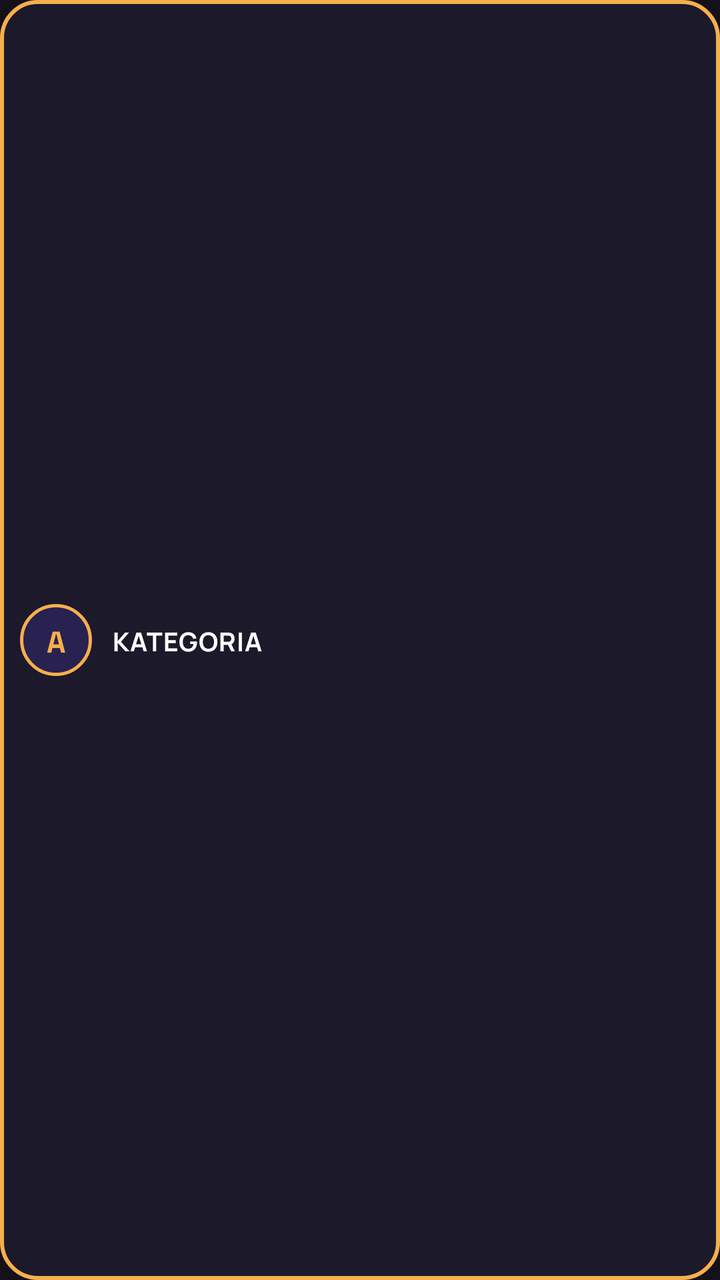
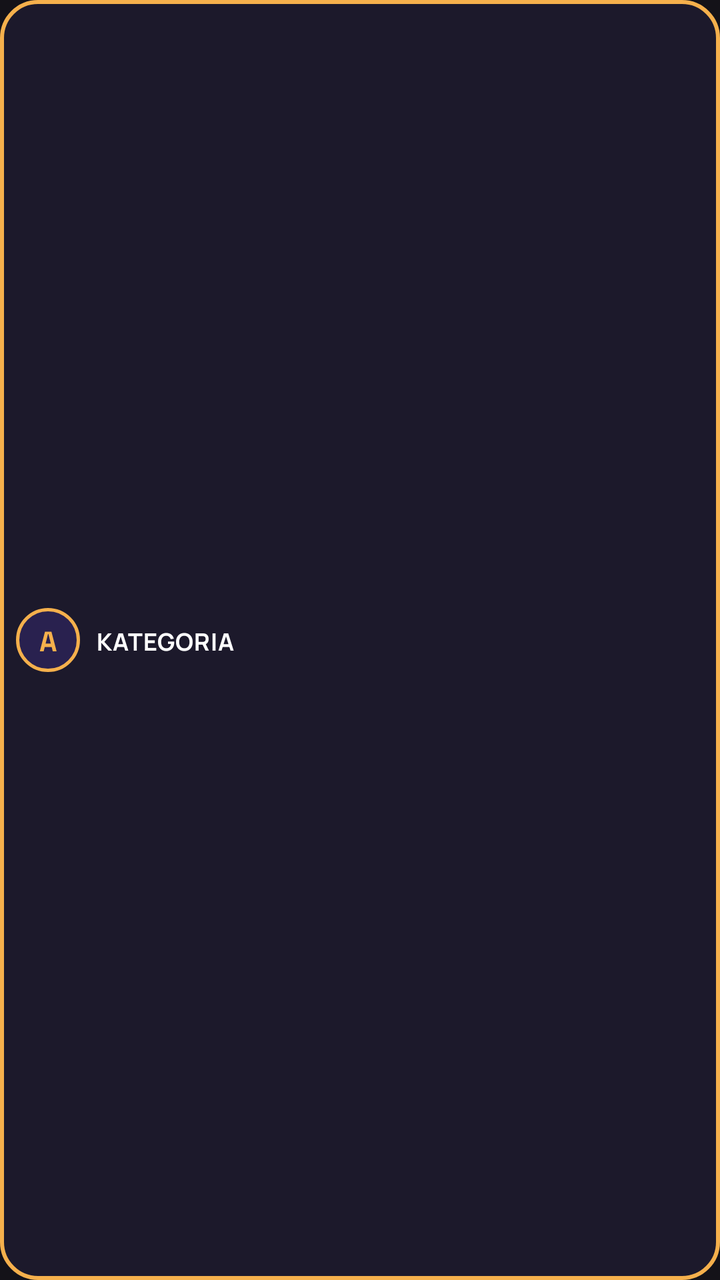

Two renders of the same Android screen: before a commit and after it. Below are the layout's source before the change and the commit's diff.
<!-- AndroidManifest.xml: application theme Theme.QuizApp -->
<!-- res/layout/item_category.xml -->
<?xml version="1.0" encoding="utf-8"?>
<LinearLayout xmlns:android="http://schemas.android.com/apk/res/android"
    android:layout_width="match_parent"
    android:layout_height="wrap_content"
    android:minHeight="60dp"
    android:orientation="horizontal"
    android:gravity="center_vertical"
    android:padding="10dp"
    android:background="@drawable/category_item_bg"
    android:clickable="true"
    android:focusable="true"
    android:elevation="6dp">

    <TextView
        android:id="@+id/tvMonogram"
        android:layout_width="36dp"
        android:layout_height="36dp"
        android:gravity="center"
        android:text="A"
        android:fontFamily="@font/space_grotesk_bold"
        android:textColor="#F5B04C"
        android:textSize="15sp"
        android:background="@drawable/monogram_bg"/>

    <TextView
        android:id="@+id/tvCategoryName"
        android:layout_width="0dp"
        android:layout_height="wrap_content"
        android:layout_weight="1"
        android:layout_marginStart="10dp"
        android:text="KATEGORIA"
        android:fontFamily="@font/manrope_bold"
        android:textColor="#FFFFFF"
        android:textSize="13sp"
        android:letterSpacing="0.03"
        android:maxLines="2"
        android:ellipsize="end"/>

</LinearLayout>
<!-- resources referenced by this layout -->
<resources>
  <!-- drawable category_item_bg (drawable) -->
  <?xml version="1.0" encoding="utf-8"?>
  <selector xmlns:android="http://schemas.android.com/apk/res/android">
      <item android:state_pressed="true">
          <shape>
              <solid android:color="#35305A" />
              <corners android:radius="18dp" />
              <stroke android:width="2dp" android:color="#FFD98A" />
          </shape>
      </item>
      <item>
          <shape>
              <solid android:color="#E01E1B2E" />
              <corners android:radius="18dp" />
              <stroke android:width="2dp" android:color="#F5B04C" />
          </shape>
      </item>
  </selector>
  <!-- drawable monogram_bg (drawable) -->
  <?xml version="1.0" encoding="utf-8"?>
  <shape xmlns:android="http://schemas.android.com/apk/res/android"
      android:shape="oval">
      <solid android:color="#733A2C7A" />
      <stroke android:width="1.5dp" android:color="#F5B04C" />
  </shape>
  <style name="Theme.QuizApp" parent="Base.Theme.QuizApp">
          
          <item name="dropDownListViewStyle">@style/TuneCheck.DropDownList</item>
          <item name="android:dropDownListViewStyle">@style/TuneCheck.DropDownList</item>
      </style>
  <style name="Base.Theme.QuizApp" parent="Theme.Material3.Dark.NoActionBar" />
  <style name="TuneCheck.DropDownList" parent="Widget.AppCompat.ListView.DropDown">
          <item name="android:listSelector">@android:color/transparent</item>
          <item name="android:divider">@null</item>
      </style>
</resources>

<!-- the commit's change to res/layout/item_category.xml (unified diff, before → after) -->
@@ -5,7 +5,10 @@
     android:minHeight="60dp"
     android:orientation="horizontal"
     android:gravity="center_vertical"
-    android:padding="10dp"
+    android:paddingStart="8dp"
+    android:paddingEnd="8dp"
+    android:paddingTop="10dp"
+    android:paddingBottom="10dp"
     android:background="@drawable/category_item_bg"
     android:clickable="true"
     android:focusable="true"
@@ -13,13 +16,13 @@
 
     <TextView
         android:id="@+id/tvMonogram"
-        android:layout_width="36dp"
-        android:layout_height="36dp"
+        android:layout_width="32dp"
+        android:layout_height="32dp"
         android:gravity="center"
         android:text="A"
         android:fontFamily="@font/space_grotesk_bold"
         android:textColor="#F5B04C"
-        android:textSize="15sp"
+        android:textSize="14sp"
         android:background="@drawable/monogram_bg"/>
 
     <TextView
@@ -27,13 +30,13 @@
         android:layout_width="0dp"
         android:layout_height="wrap_content"
         android:layout_weight="1"
-        android:layout_marginStart="10dp"
+        android:layout_marginStart="8dp"
         android:text="KATEGORIA"
         android:fontFamily="@font/manrope_bold"
         android:textColor="#FFFFFF"
-        android:textSize="13sp"
+        android:textSize="12sp"
         android:letterSpacing="0.03"
-        android:maxLines="2"
+        android:maxLines="3"
         android:ellipsize="end"/>
 
 </LinearLayout>
